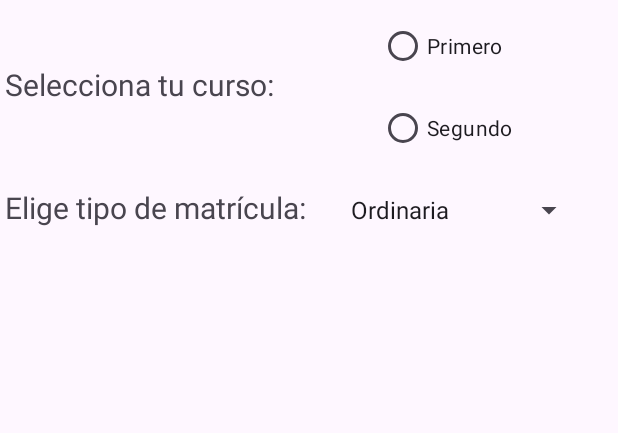
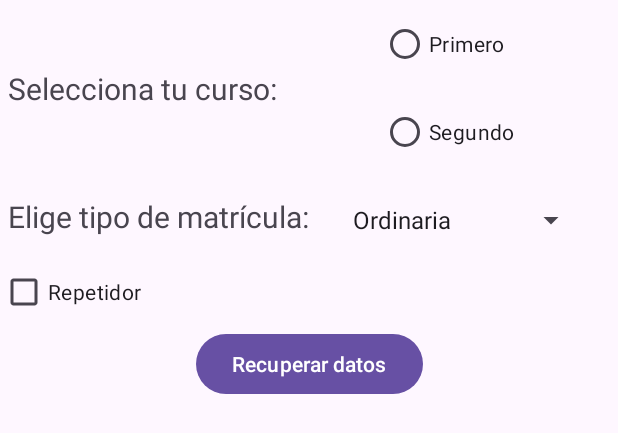
Before and after one commit to Daniel-gc271/proyectosAndroid, an Android app: the layout activity_main.xml on its own in the app's theme, with its tools: preview values and no code run, on a phone screen of 412 x 824 dp. Shown: the top 433 px of the screen. Run offline under Robolectric (Android 15) with nearby library versions, the phone set to English and light mode, and no system bars.

Commit message:
Formulario y clases

```diff
--- a/Ejem03_Formulario/app/build.gradle.kts
+++ b/Ejem03_Formulario/app/build.gradle.kts
@@ -3,7 +3,7 @@ plugins {
 }
 
 android {
-    namespace = "gregoriofer.local.ejem03_formulario"
+    namespace = "com.example.ejem03_formulario"
     compileSdk {
         version = release(36) {
             minorApiLevel = 1
@@ -11,7 +11,7 @@ android {
     }
 
     defaultConfig {
-        applicationId = "gregoriofer.local.ejem03_formulario"
+        applicationId = "com.example.ejem03_formulario"
         minSdk = 33
         targetSdk = 36
         versionCode = 1
--- /dev/null
+++ b/Ejem03_Formulario/app/src/main/java/com/example/ejem03_formulario/Alumno.kt
@@ -0,0 +1,5 @@
+package com.example.ejem03_formulario
+
+
+
+data class Alumno(val repetidor: Boolean =false,val nombre: String,val tipoMatricula: String,val curso: String ="primero")
--- a/Ejem03_Formulario/app/src/main/res/layout/activity_main.xml
+++ b/Ejem03_Formulario/app/src/main/res/layout/activity_main.xml
@@ -12,7 +12,7 @@
         android:id="@+id/tvEligeCurso"
         android:layout_width="wrap_content"
         android:layout_height="wrap_content"
-        android:layout_margin="3dp"
+        android:layout_margin="5dp"
         android:text="Selecciona tu curso:"
         android:textSize="20sp"
         app:layout_constraintBottom_toBottomOf="@id/rgCursos"
@@ -23,23 +23,23 @@
         android:id="@+id/rgCursos"
         android:layout_width="wrap_content"
         android:layout_height="wrap_content"
-        android:layout_margin="3dp"
         app:layout_constraintEnd_toEndOf="parent"
+        app:layout_constraintTop_toTopOf="parent"
         app:layout_constraintStart_toEndOf="@id/tvEligeCurso"
-        app:layout_constraintTop_toTopOf="parent">
+        >
 
         <RadioButton
             android:id="@+id/rbCurso1"
             android:layout_width="match_parent"
             android:layout_height="wrap_content"
-            android:layout_margin="3dp"
+            android:layout_margin="5dp"
             android:text="Primero" />
 
         <RadioButton
             android:id="@+id/rbCurso2"
             android:layout_width="match_parent"
             android:layout_height="wrap_content"
-            android:layout_margin="3dp"
+            android:layout_margin="5dp"
             android:text="Segundo" />
 
     </RadioGroup>
@@ -48,7 +48,7 @@
         android:id="@+id/tvTipoMatricula"
         android:layout_width="wrap_content"
         android:layout_height="wrap_content"
-        android:layout_margin="3dp"
+        android:layout_margin="5dp"
         android:text="Elige tipo de matrícula:"
         android:textSize="20sp"
         app:layout_constraintBottom_toBottomOf="@id/spTipoMatricula"
@@ -60,12 +60,30 @@
         android:id="@+id/spTipoMatricula"
         android:layout_width="wrap_content"
         android:layout_height="wrap_content"
-        android:layout_margin="3dp"
-        android:entries="@array/tiposMatricula"
+        android:layout_margin="5dp"
+        android:entries="@array/tipoMatricula"
         android:minHeight="48dp"
+
+
         app:layout_constraintEnd_toEndOf="parent"
-
         app:layout_constraintStart_toEndOf="@id/tvTipoMatricula"
         app:layout_constraintTop_toBottomOf="@id/rgCursos" />
 
+    <CheckBox
+        android:id="@+id/cbRepetidor"
+        android:layout_width="match_parent"
+        android:layout_height="wrap_content"
+        android:text="Repetidor"
+        app:layout_constraintStart_toStartOf="parent"
+        app:layout_constraintTop_toBottomOf="@+id/spTipoMatricula" />
+
+    <Button
+        android:id="@+id/bRecuperar"
+        android:layout_width="wrap_content"
+        android:layout_height="wrap_content"
+        android:text="Recuperar datos"
+        app:layout_constraintEnd_toEndOf="parent"
+        app:layout_constraintStart_toStartOf="parent"
+        app:layout_constraintTop_toBottomOf="@+id/cbRepetidor" />
+
 </androidx.constraintlayout.widget.ConstraintLayout>
--- a/Ejem03_Formulario/app/src/main/res/values/strings.xml
+++ b/Ejem03_Formulario/app/src/main/res/values/strings.xml
@@ -1,9 +1,8 @@
 <resources>
     <string name="app_name">Ejem03_Formulario</string>
-    <string name="selecciona_tu_curso">Selecciona tu curso</string>
-    <array name="tiposMatricula">
+    <array name="tipoMatricula">
         <item>Ordinaria</item>
         <item>Extraordinaria</item>
-
+        <item>Diferida</item>
     </array>
 </resources>
```
Also changed, not shown: Ejem03_Formulario/app/src/main/java/com/example/ejem03_formulario/MainActivity.kt (added, +78 -0 lines), Ejem03_Formulario/app/src/main/java/gregoriofer/local/ejem03_formulario/MainActivity.kt (+48 -2 lines), Ejem03_Formulario/gradle/wrapper/gradle-wrapper.properties, 2 other files.
